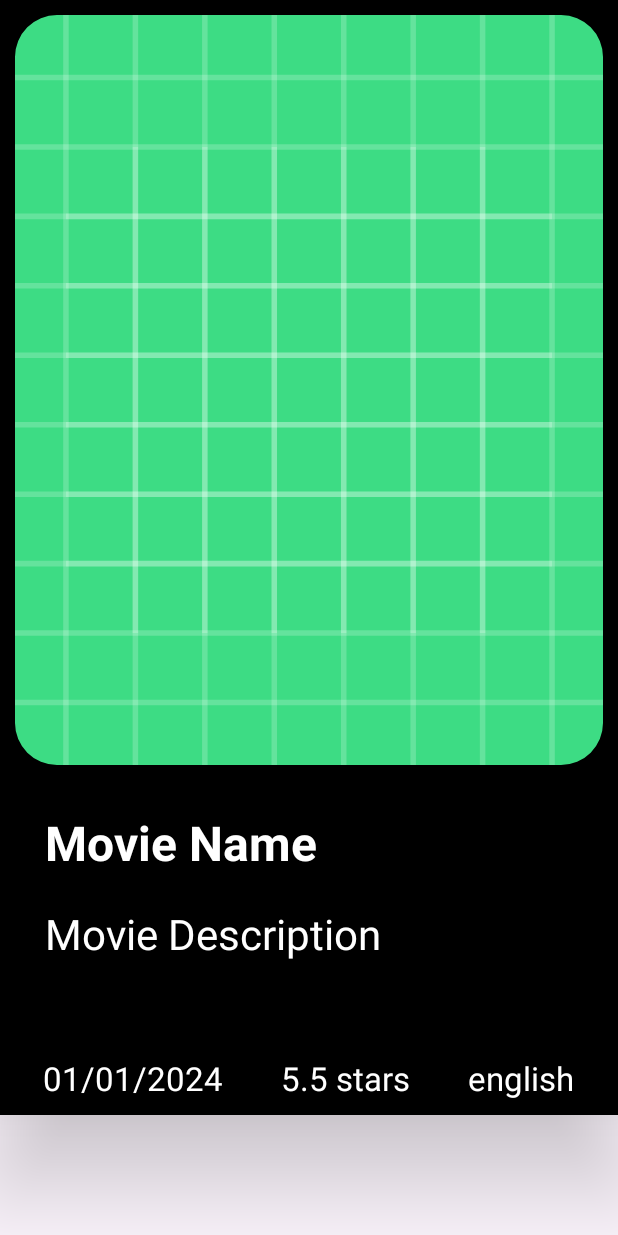
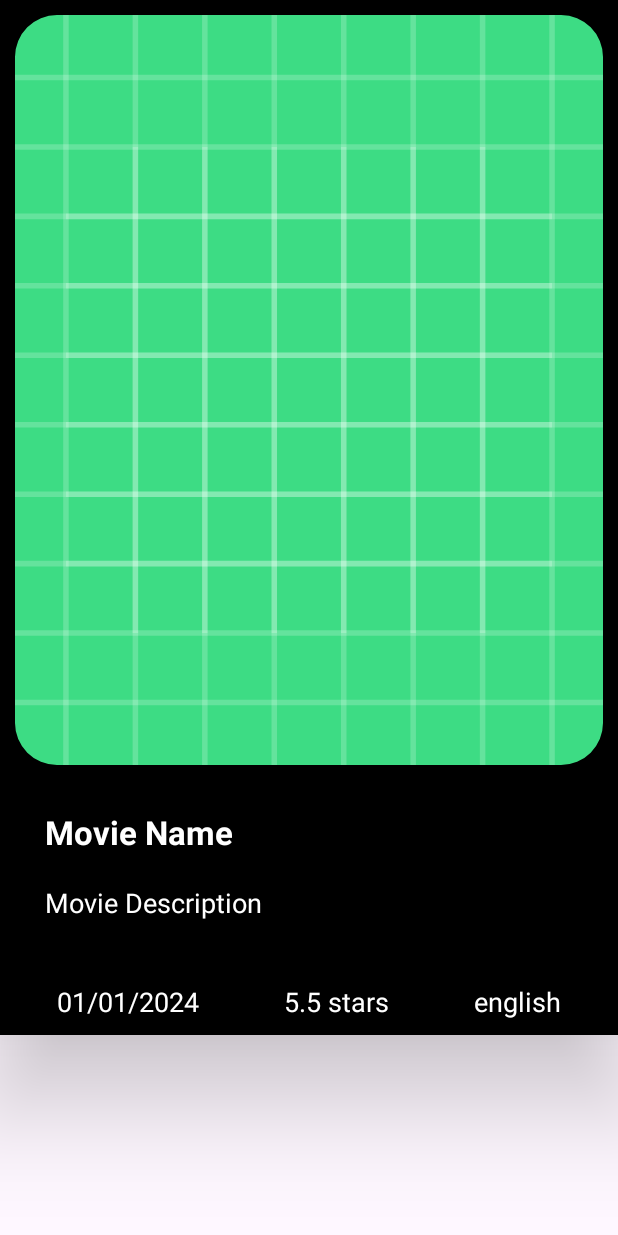
Before and after one commit to Rahul-JoshiG/TheMovieApp, an Android app: the layout movie_view_layout.xml on its own in the app's theme, with its tools: preview values and no code run, on a phone screen of 412 x 824 dp. Run offline under Robolectric (Android 15) with nearby library versions, the phone set to English and light mode, and no system bars.

Commit message:
update movie view layout file

```diff
--- a/app/src/main/res/layout/movie_view_layout.xml
+++ b/app/src/main/res/layout/movie_view_layout.xml
@@ -56,7 +56,7 @@
             android:id="@+id/movie_name_view"
             android:text="@string/movie_name"
             android:textStyle="bold"
-            android:textSize="32sp"
+            android:textSize="22sp"
             android:textColor="@color/white"
             android:paddingHorizontal="20dp"
             android:layout_marginTop="20dp"
@@ -73,7 +73,7 @@
             android:maxLines="2"
             android:minLines="2"
             android:ellipsize="end"
-            android:textSize="28sp"
+            android:textSize="18sp"
             android:textColor="@color/white"
             android:paddingHorizontal="20dp"
             android:layout_marginTop="20dp"
@@ -87,7 +87,7 @@
             android:id="@+id/linear_layout"
             android:orientation="horizontal"
             android:padding="10dp"
-            android:layout_marginTop="20dp"
+            android:layout_marginTop="10dp"
             app:layout_constraintTop_toBottomOf="@id/movie_desc_view"
             app:layout_constraintStart_toStartOf="parent"
             app:layout_constraintEnd_toEndOf="parent"
@@ -100,7 +100,7 @@
                 android:text="@string/_01_01_2024"
                 android:layout_weight="1"
                 android:textColor="@color/white"
-                android:textSize="22sp"
+                android:textSize="18sp"
                 android:gravity="center_horizontal"/>
 
             <androidx.appcompat.widget.AppCompatTextView
@@ -109,7 +109,7 @@
                 android:id="@+id/movie_avg_vote_view"
                 android:text="@string/_5_5_stars"
                 android:layout_weight="1"
-                android:textSize="22sp"
+                android:textSize="18sp"
                 android:textColor="@color/white"
                 android:gravity="center_horizontal"/>
 
@@ -119,7 +119,7 @@
                 android:id="@+id/movie_original_lang_view"
                 android:text="@string/english"
                 android:layout_weight="1"
-                android:textSize="22sp"
+                android:textSize="18sp"
                 android:textColor="@color/white"
                 android:gravity="center_horizontal"/>
 
```
